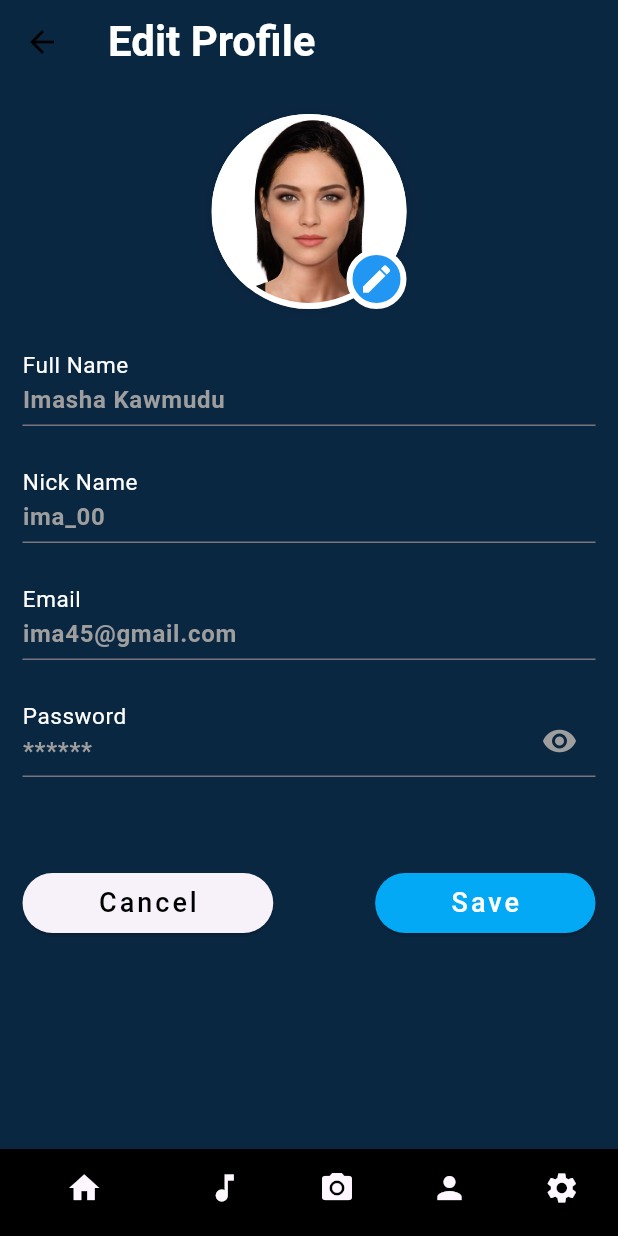
After one commit to PawaniMekhala/EmoRhythm, a Flutter app: the UpdateProfilePage screen opened directly, on a phone screen of 412 x 824 dp. The commit adds this screen. Run offline on Flutter 3.47's test engine with Material 3 defaults, Android fonts, the phone set to English and light mode, and no system bars; our stand-ins replace device_preview, flutter_spinkit, google_fonts, image_picker.

Commit message:
User Profile Page and Update Profile Page
Under screens, new profile document created

```diff
--- a/lib/screens/home.dart
+++ b/lib/screens/home.dart
@@ -5,6 +5,7 @@ import 'activity_log.dart';
 import 'favorites.dart';
 import 'help_and_support.dart';
 import 'navbar.dart';
+import 'profile/user_profile.dart';
 import 'settings.dart';
 
 class HomePage extends StatefulWidget {
@@ -43,7 +44,7 @@ class _HomePageState extends State<HomePage> {
               onPressed: () {
                 Navigator.push(
                   context,
-                  MaterialPageRoute(builder: (context) => const SettingsPage()),
+                  MaterialPageRoute(builder: (context) => const UserProfilePage(username:"Imasha")),
                 );
               },
             ),
--- a/lib/screens/navbar.dart
+++ b/lib/screens/navbar.dart
@@ -1,3 +1,4 @@
+import 'package:EmoRythm/screens/profile/user_profile.dart';
 import 'package:flutter/material.dart';
 import 'capture_page.dart';
 import 'home.dart';
@@ -53,7 +54,7 @@ class _BottomNavBarState extends State<BottomNavBar> {
         case 3:
           Navigator.pushReplacement(
             context,
-            MaterialPageRoute(builder: (context) => const FeedbackPage()),
+            MaterialPageRoute(builder: (context) => const UserProfilePage(username: "Imasha",)),
           );
           break;
         case 4:
--- /dev/null
+++ b/lib/screens/profile/update_profile.dart
@@ -0,0 +1,173 @@
+import 'package:flutter/material.dart';
+
+import '../navbar.dart';
+
+class UpdateProfilePage extends StatefulWidget {
+  const UpdateProfilePage({super.key});
+
+  @override
+  State<UpdateProfilePage> createState() => _UpdateProfilePageState();
+}
+
+class _UpdateProfilePageState extends State<UpdateProfilePage> {
+  get isDarkModeEnabled => false;
+  bool isObscurePassword = true;
+
+  @override
+  Widget build(BuildContext context) {
+    return Scaffold(
+      appBar: AppBar(
+        title: const Text(
+          'Edit Profile',
+          style: TextStyle(
+            color: Colors.white,
+            fontSize: 28,
+            fontWeight: FontWeight.bold,
+          ),
+        ),
+        leading: IconButton(
+          icon: Icon(
+            Icons.arrow_back,
+            color: isDarkModeEnabled ? Colors.white : Colors.black,
+          ),
+          onPressed: () {
+            Navigator.of(context).pop();
+          },
+        ),
+        backgroundColor: const Color.fromRGBO(10, 39, 66, 1),
+      ),
+
+      body: Container(
+        padding: const EdgeInsets.only(left: 15, top: 20, right: 15),
+        child: GestureDetector(
+          onTap: () {
+            FocusScope.of(context).unfocus();
+          },
+          child: ListView(
+            children: [
+              Center(
+                child: Stack(
+                  children: [
+                    Container(
+                      width: 130,
+                      height: 130,
+                      decoration: BoxDecoration(
+                        border: Border.all(width: 4, color: Colors.white),
+                        boxShadow: [
+                          BoxShadow(
+                            spreadRadius: 2,
+                            blurRadius: 10,
+                            color: Colors.black.withOpacity(0.1),
+                          ),
+                        ],
+                        shape: BoxShape.circle,
+                        image: const DecorationImage(
+                            fit: BoxFit.cover,
+                            image: AssetImage("assets/profile_pic.jpg")),
+                      ),
+                    ),
+                    Positioned(
+                        bottom: 0,
+                        right: 0,
+                        child: Container(
+                          height: 40,
+                          width: 40,
+                          decoration: BoxDecoration(
+                            shape: BoxShape.circle,
+                            border: Border.all(width: 4, color: Colors.white),
+                            color: Colors.blue,
+                          ),
+                          child: const Icon(
+                            Icons.edit,
+                            color: Colors.white,
+                          ),
+                        ))
+                  ],
+                ),
+              ),
+              const SizedBox(height: 30),
+              buildTextField("Full Name", "Imasha Kawmudu", false),
+              buildTextField("Nick Name", "ima_00", false),
+              buildTextField("Email", "ima45@gmail.com", false),
+              buildTextField("Password", "******", true),
+              const SizedBox(height: 30),
+              Row(
+                mainAxisAlignment: MainAxisAlignment.spaceBetween,
+                children: [
+                  ElevatedButton(
+                    onPressed: () {},
+                    style: ElevatedButton.styleFrom(
+                        padding: const EdgeInsets.symmetric(horizontal: 50),
+                        shape: RoundedRectangleBorder(
+                            borderRadius: BorderRadius.circular(20))),
+                    child: const Text(
+                      "Cancel",
+                      style: TextStyle(
+                          fontSize: 18, letterSpacing: 2, color: Colors.black),
+                    ),
+                  ),
+                  ElevatedButton(
+                    onPressed: () {},
+                    style: ElevatedButton.styleFrom(
+                        backgroundColor: Colors.lightBlue,
+                        padding: const EdgeInsets.symmetric(horizontal: 50),
+                        shape: RoundedRectangleBorder(
+                            borderRadius: BorderRadius.circular(20))),
+                    child: const Text("Save",
+                        style: TextStyle(
+                            fontSize: 18,
+                            letterSpacing: 2,
+                            color: Colors.white)),
+                  )
+                ],
+              ),
+            ],
+          ),
+        ),
+      ),
+      bottomNavigationBar: const BottomNavBar(),
+    );
+  }
+
+  Widget buildTextField(String lableText, String placeholder, bool isPasswordTextField) {
+    return Padding(
+      padding: const EdgeInsets.only(bottom: 30),
+      child: TextField(
+        obscureText: isPasswordTextField ? isObscurePassword : false,
+        decoration: InputDecoration(
+            suffixIcon: isPasswordTextField?
+                  IconButton(
+                    icon: isObscurePassword?
+                      const Icon(
+                        Icons.remove_red_eye,
+                        color: Colors.grey,
+                      )
+                    : const Icon(
+                        Icons.visibility_off,
+                        color: Colors.grey,
+                      ), onPressed: () {
+                        setState(() {
+                        isObscurePassword = !isObscurePassword;
+                      });
+                       },
+                  ): null,
+            contentPadding: const EdgeInsets.only(bottom: 5),
+            labelText: lableText,
+            labelStyle: const TextStyle(
+              fontSize: 20, // Change the font size as desired
+              color: Colors.white, // Change the color as desired
+            ),
+            floatingLabelBehavior: FloatingLabelBehavior.always,
+            hintText: placeholder,
+            hintStyle: const TextStyle(
+              fontSize: 16,
+              fontWeight: FontWeight.bold,
+              color: Colors.grey,
+            )),
+
+      ),
+    );
+
+}
+
+}
--- a/pubspec.yaml
+++ b/pubspec.yaml
@@ -70,6 +70,7 @@ flutter:
   # To add assets to your application, add an assets section, like this:
   assets:
       - assets/logo/
+      - assets/profile_pic.jpg
   #   - images/a_dot_ham.jpeg
 
   # An image asset can refer to one or more resolution-specific "variants", see
```
Also changed, not shown: lib/screens/profile/user_profile.dart (added, +194 -0 lines), assets/profile_pic.jpg (added).
